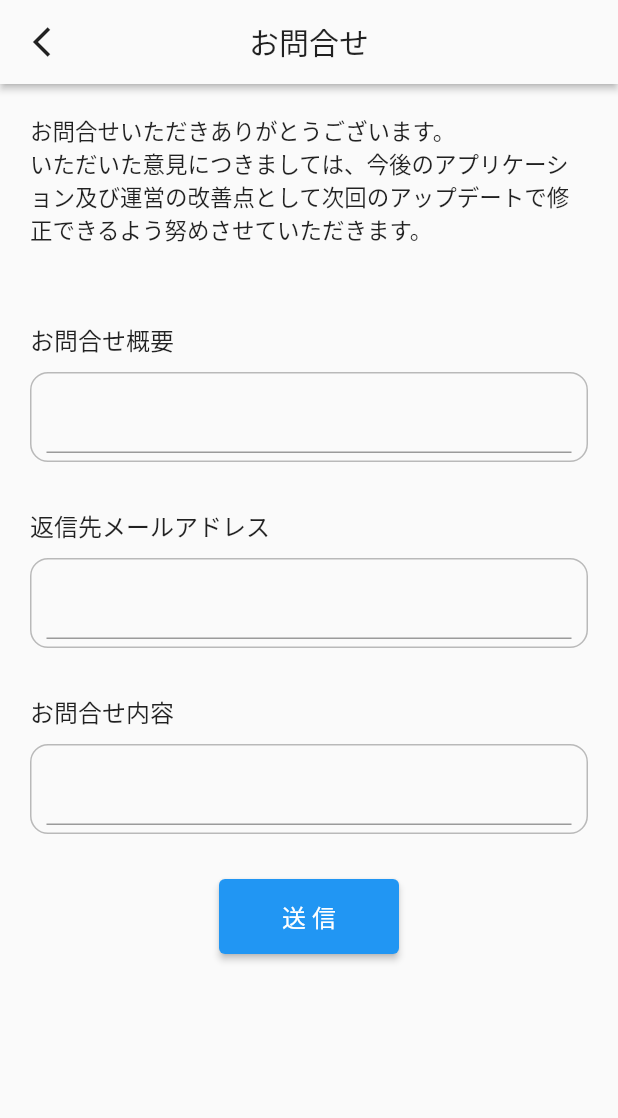
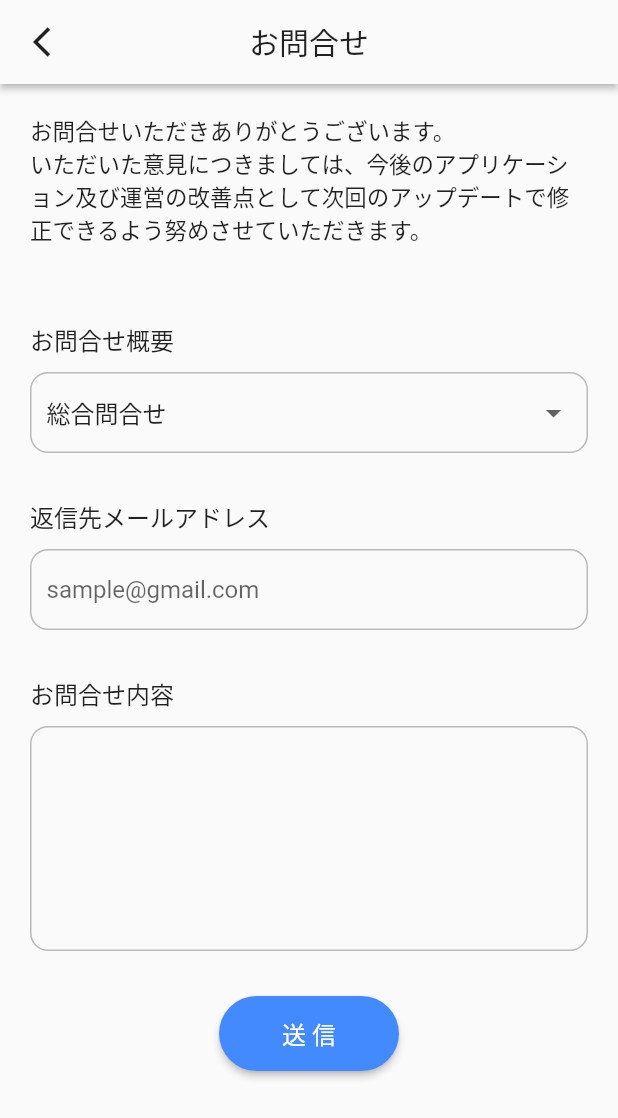
Before and after one commit to kurogoma-flutter/firebase_chat_basic, a Flutter app: the InquiryPage screen opened by its route, on a phone screen of 412 x 824 dp. Shown: the top 1118 px of the screen. Run offline on Flutter 3.47's test engine with Material 2 defaults, Android fonts, the light colour scheme and no system bars; our stand-ins replace cloud_firestore, firebase_auth, firebase_core, go_router, google_sign_in, logger; missing offline and left inert: flutter_line_sdk; accounts and stored records are empty; network calls fail.

Commit message:
🆕 お問合せ機能実装：Providerの実装

```diff
--- /dev/null
+++ b/lib/providers/inquiry_provider.dart
@@ -0,0 +1,119 @@
+import 'package:cloud_firestore/cloud_firestore.dart';
+import 'package:firebase_auth/firebase_auth.dart';
+import 'package:flutter/material.dart';
+import 'package:go_router/go_router.dart';
+
+import '../services/logger.dart';
+import '../ui/components/dialog.dart';
+import '../utils/date_methods.dart';
+
+class Inquiry extends ChangeNotifier {
+  // 日付管理
+  DateMethods date = DateMethods();
+
+  // 状態管理の変数
+  String genre = '総合問合せ'; // 問い合わせ種別
+  String content = ''; // 問い合わせ内容
+  String email = ''; // メールアドレス
+
+  // 問合せリスト
+  List<String> inquiryList = [
+    '総合問合せ',
+    '不適切なユーザーについて',
+    '通報について',
+    '削除依頼',
+    '機能の修正要望について',
+    '機能の追加要望について',
+    '規約・ガイドラインに関する質問',
+    'ガイドラインに関する質問',
+  ];
+
+  // 問い合わせジャンル
+  onChangeGenre(String? e) {
+    if (e is String) {
+      genre = e;
+      notifyListeners();
+    }
+  }
+
+  // 問い合わせ本文
+  onChangeContent(String? e) {
+    if (e is String) {
+      content = e;
+      notifyListeners();
+    }
+  }
+
+  // メールアドレス
+  onChangeEmail(String? e) {
+    if (e is String) {
+      email = e;
+      notifyListeners();
+    }
+  }
+
+  // 問合せ送信処理（firestore）
+  onSubmitInquiry(BuildContext context) async {
+    // エラーメッセージ用の変数
+    String errorMessage = '';
+    // 問合せ概要の入力チェック
+    if (genre == '') {
+      errorMessage += '問合せジャンルを選択してください。\n';
+    }
+    // メールアドレスの入力チェック
+    if (email == '') {
+      errorMessage += 'メールアドレスは必須です。\n';
+    } else {
+      // メールアドレスの形式チェック
+      if (!email.contains('@')) {
+        errorMessage += 'メールアドレスの形式が正しくありません。\n';
+      }
+    }
+
+    // エラーチェック => 問題なければ登録
+    if (errorMessage == '') {
+      try {
+        // Firebase登録処理
+        await FirebaseFirestore.instance.collection('inquiry').add({
+          'genre': genre,
+          'email': email,
+          'content': content,
+          'createdAt': date.fireStoreFormat.format(DateTime.now()),
+        });
+
+        // 送信完了メッセージ
+        var result = await alertDialog(
+          '送信完了',
+          'お問合せの送信が完了しました。\n運営からの返答をお待ちください。',
+          context,
+        );
+
+        // リセットしてトップへリダイレクト
+        if (result == 1) {
+          // リセット処理
+          genre = '総合問合せ';
+          email = '';
+          content = '';
+
+          return context.go('/');
+        }
+      } on FirebaseAuthException catch (e) {
+        // ログ出力
+        logger.w('問合せの送信に失敗しました。');
+        // 例外用エラーダイアログ
+        return await alertDialog(
+          '送信エラー',
+          'お問い合わせデータの送信に失敗しました。\n再度お試ししていただき送信できない場合は「sample.admin@gmail.com」宛にメールをしてください。',
+          context,
+        );
+      }
+    } else {
+      // エラーメッセージ用ダイアログ
+      return await alertDialog(
+        '送信エラー',
+        errorMessage,
+        context,
+      );
+    }
+  }
+}
--- a/lib/ui/pages/terms/inquiry_page.dart
+++ b/lib/ui/pages/terms/inquiry_page.dart
@@ -1,18 +1,18 @@
 import 'package:flutter/material.dart';
 import 'package:go_router/go_router.dart';
+import 'package:provider/provider.dart';
 
-class InquiryPage extends StatefulWidget {
+import '../../../providers/inquiry_provider.dart';
+
+class InquiryPage extends StatelessWidget {
   const InquiryPage({Key? key}) : super(key: key);
 
   @override
-  State<InquiryPage> createState() => _InquiryPageState();
-}
-
-class _InquiryPageState extends State<InquiryPage> {
-  @override
   Widget build(BuildContext context) {
     Size size = MediaQuery.of(context).size;
-    return SafeArea(
+    return ChangeNotifierProvider<Inquiry>(
+      create: (context) => Inquiry(),
+      child: SafeArea(
         child: Scaffold(
           appBar: AppBar(
             leading: IconButton(
@@ -44,16 +44,30 @@ class _InquiryPageState extends State<InquiryPage> {
                   style: TextStyle(fontSize: 15),
                 ),
                 const SizedBox(height: 50),
-              Text(
+                const Text(
                   'お問合せ概要',
                   style: TextStyle(fontSize: 16),
                 ),
-              // TODO: セレクトボックスにする
+                // セレクトボックスに
                 Padding(
                   padding: const EdgeInsets.symmetric(vertical: 10),
                   child: Container(
-                  padding: const EdgeInsets.symmetric(horizontal: 10, vertical: 5),
-                  child: TextFormField(),
+                    padding: const EdgeInsets.symmetric(horizontal: 10, vertical: 2),
+                    child: DropdownButton(
+                      isExpanded: true,
+                      underline: Container(), // 下線を消すため
+                      // 問合せリストをドロップダウンに変換
+                      items: context.read<Inquiry>().inquiryList.map(
+                        (item) {
+                          return DropdownMenuItem(
+                            value: item,
+                            child: Text(item),
+                          );
+                        },
+                      ).toList(),
+                      value: context.watch<Inquiry>().genre,
+                      onChanged: context.read<Inquiry>().onChangeGenre,
+                    ),
                     decoration: BoxDecoration(
                       border: Border.all(color: Colors.black26),
                       borderRadius: BorderRadius.circular(12),
@@ -68,8 +82,20 @@ class _InquiryPageState extends State<InquiryPage> {
                 Padding(
                   padding: const EdgeInsets.symmetric(vertical: 10),
                   child: Container(
-                  padding: const EdgeInsets.symmetric(horizontal: 10, vertical: 5),
-                  child: TextFormField(),
+                    padding: const EdgeInsets.symmetric(horizontal: 10, vertical: 2),
+                    child: TextFormField(
+                      maxLines: 1,
+                      maxLength: 100,
+                      autovalidateMode: AutovalidateMode.onUserInteraction,
+                      decoration: const InputDecoration(
+                        counterText: '',
+                        hintText: 'sample@gmail.com',
+                        border: InputBorder.none,
+                      ),
+                      onChanged: (value) {
+                        context.read<Inquiry>().onChangeEmail(value);
+                      },
+                    ),
                     decoration: BoxDecoration(
                       border: Border.all(color: Colors.black26),
                       borderRadius: BorderRadius.circular(12),
@@ -85,7 +111,17 @@ class _InquiryPageState extends State<InquiryPage> {
                   padding: const EdgeInsets.symmetric(vertical: 10),
                   child: Container(
                     padding: const EdgeInsets.symmetric(horizontal: 10, vertical: 5),
-                  child: TextFormField(),
+                    child: TextFormField(
+                      maxLines: 6,
+                      maxLength: 500,
+                      decoration: const InputDecoration(
+                        counterText: '',
+                        border: InputBorder.none,
+                      ),
+                      onChanged: (value) {
+                        context.read<Inquiry>().onChangeContent(value);
+                      },
+                    ),
                     decoration: BoxDecoration(
                       border: Border.all(color: Colors.black26),
                       borderRadius: BorderRadius.circular(12),
@@ -105,13 +141,20 @@ class _InquiryPageState extends State<InquiryPage> {
                           style: TextStyle(fontSize: 16),
                         ),
                         onPressed: () {
-                        // TODO: 送信処理 + 完了ダイアログ
+                          // 送信処理 + 完了ダイアログ
+                          context.read<Inquiry>().onSubmitInquiry(context);
                         },
+                        style: ElevatedButton.styleFrom(
+                          primary: Colors.blueAccent,
+                          onPrimary: Colors.white,
+                          shape: const StadiumBorder(),
                         ),
                       ),
                     ),
-              )
+                  ),
+                ),
               ],
+            ),
           ),
         ),
       ),
```
Also changed, not shown: lib/main.dart (+16 -5 lines), 1 other file. Lines whose indentation alone changed are shown as unchanged.
